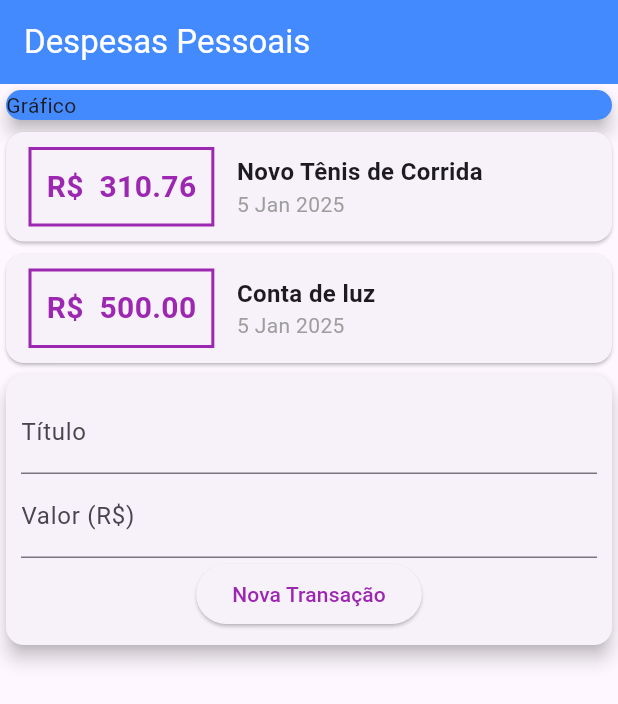
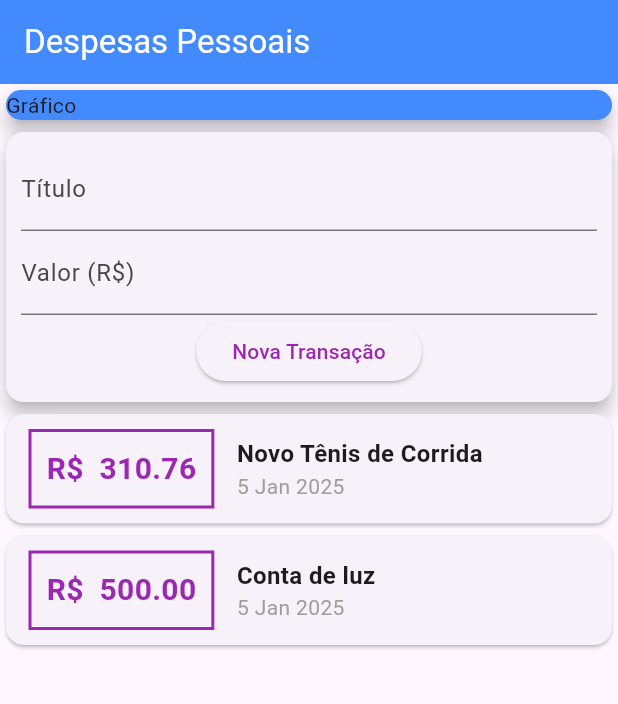
Before and after one commit to Brunolira123/app-despesas-flutter, a Flutter app: the screen it shows after launch, after a tap on "Nova Transação", on a phone screen of 412 x 824 dp. Shown: the top 704 px of the screen. Run offline on Flutter 3.47's test engine with Material 3 defaults, Android fonts, the phone set to English and light mode, and no system bars.

```diff
--- a/lib/components/transaction_form.dart
+++ b/lib/components/transaction_form.dart
@@ -3,6 +3,20 @@ import 'package:flutter/material.dart';
 class TransactionForm extends StatelessWidget {
   final titleController = TextEditingController();
   final valueController = TextEditingController();
+
+  final void Function(String, double) onSubmit;
+
+  _submitForm() {
+    final title = titleController.text;
+    final value = double.tryParse(valueController.text) ?? 0.0;
+
+    if (title.isEmpty || value <= 0) {
+      return;
+    }
+  }
+
+  TransactionForm(this.onSubmit);
+
   @override
   Widget build(BuildContext context) {
     return Card(
@@ -13,18 +27,21 @@ class TransactionForm extends StatelessWidget {
           children: [
             TextField(
               controller: titleController,
+              onSubmitted: (_) => _submitForm(),
               decoration: InputDecoration(
                 labelText: 'Título',
               ),
             ),
             TextField(
               controller: valueController,
+              keyboardType: TextInputType.numberWithOptions(decimal: true),
+              onSubmitted: (_) => _submitForm(),
               decoration: InputDecoration(
                 labelText: 'Valor (R\$)',
               ),
             ),
             ElevatedButton(
-              onPressed: () {},
+              onPressed: _submitForm,
               child: Text(
                 'Nova Transação',
                 style: TextStyle(color: Colors.purple),
--- a/lib/components/transaction_list.dart
+++ b/lib/components/transaction_list.dart
@@ -9,8 +9,12 @@ class TransactionList extends StatelessWidget {
 
   @override
   Widget build(BuildContext context) {
-    return Column(
-      children: transactions.map((tr) {
+    return Container(
+      height: 600,
+      child: ListView.builder(
+        itemCount: transactions.length,
+        itemBuilder: (ctx, index) {
+          final tr = transactions[index];
           return Card(
             child: Row(
               children: <Widget>[
@@ -38,7 +42,8 @@ class TransactionList extends StatelessWidget {
                   children: <Widget>[
                     Text(
                       tr.title,
-                    style: TextStyle(fontWeight: FontWeight.bold, fontSize: 16),
+                      style:
+                          TextStyle(fontWeight: FontWeight.bold, fontSize: 16),
                     ),
                     Text(
                       DateFormat('d MMM y').format(tr.date),
@@ -49,7 +54,8 @@ class TransactionList extends StatelessWidget {
               ],
             ),
           );
-      }).toList(),
+        },
+      ),
     );
   }
 }
--- a/lib/main.dart
+++ b/lib/main.dart
@@ -1,5 +1,3 @@
-import 'package:expenses/components/transaction_form.dart';
-import 'package:expenses/components/transaction_list.dart';
 import 'package:expenses/components/transaction_user.dart';
 import 'package:flutter/material.dart';
 
@@ -20,7 +18,8 @@ class MyHomePage extends StatelessWidget {
         backgroundColor: Colors.blueAccent,
         title: Text('Despesas Pessoais', style: TextStyle(color: Colors.white)),
       ),
-      body: Column(
+      body: SingleChildScrollView(
+        child: Column(
           crossAxisAlignment: CrossAxisAlignment.stretch,
           children: <Widget>[
             Container(
@@ -33,6 +32,7 @@ class MyHomePage extends StatelessWidget {
             TransactionUser(),
           ],
         ),
+      ),
     );
   }
 }
```
Also changed, not shown: lib/components/transaction_user.dart (+16 -1 lines). Lines whose indentation alone changed are shown as unchanged.
